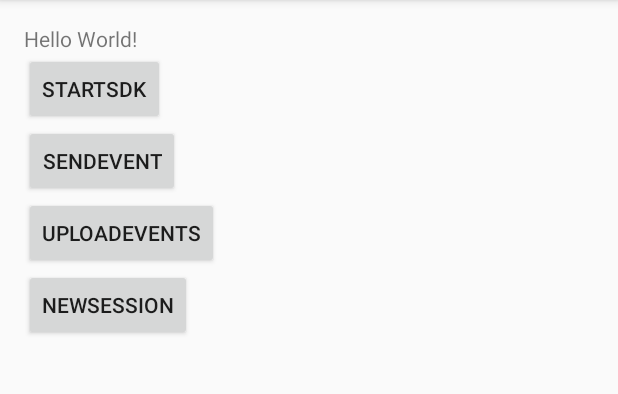
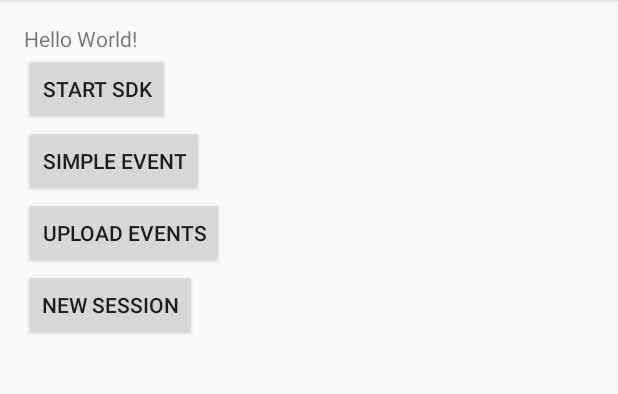
Before and after one commit to StevenStip/AndroidSDKintegration, an Android app: the screen it shows after launch (MainActivity), on a phone screen of 412 x 824 dp, the part 84-478 px from its top. Run offline under Robolectric (Android 15) with nearby library versions, the phone set to English and light mode, and no system bars; libraries missing offline, so code that uses them is left out: com.deltadna.android; 1 statement that could not run was skipped.

Commit message:
added Deltadna integration

```diff
--- a/app/build.gradle
+++ b/app/build.gradle
@@ -23,4 +23,5 @@ dependencies {
     compile fileTree(dir: 'libs', include: ['*.jar'])
     testCompile 'junit:junit:4.12'
     compile 'com.android.support:appcompat-v7:23.2.0'
+    compile 'com.deltadna.android:deltadna-sdk:4.0.0'
 }
--- a/app/src/main/AndroidManifest.xml
+++ b/app/src/main/AndroidManifest.xml
@@ -3,6 +3,7 @@
     package="com.example.steven.androidsdkintegration">
 
     <application
+        android:name=".deltaDnaApp"
         android:allowBackup="true"
         android:icon="@mipmap/ic_launcher"
         android:label="@string/app_name"
@@ -17,4 +18,5 @@
         </activity>
     </application>
 
+
 </manifest>
--- /dev/null
+++ b/app/src/main/java/com/example/steven/androidsdkintegration/deltaDnaApp.java
@@ -0,0 +1,18 @@
+package com.example.steven.androidsdkintegration;
+
+import android.app.Application;
+
+import com.deltadna.android.sdk.DDNA;
+
+/**
+ * Created by steven on 18/03/16.
+ */
+public class deltaDnaApp extends Application {
+    @Override
+    public void onCreate(){
+        super.onCreate();
+        DDNA.initialise(new DDNA.Configuration(this, "22079697190426055695055037414340",
+                "http://collect4792jmprb.deltadna.net/collect/api",
+                "http://engage4792jmprb.deltadna.net"));
+    }
+}
--- a/app/src/main/res/layout/activity_main.xml
+++ b/app/src/main/res/layout/activity_main.xml
@@ -20,25 +20,25 @@
         android:id="@+id/StartSDK"
         android:layout_width="wrap_content"
         android:layout_height="wrap_content"
-        android:text="StartSDK"/>
+        android:text="Start SDK"/>
 
     <Button
-        android:id="@+id/sendEvent"
+        android:id="@+id/simpleEvent"
         android:layout_width="wrap_content"
         android:layout_height="wrap_content"
-        android:text="sendEvent"/>
+        android:text="Simple Event"/>
 
     <Button
         android:id="@+id/uploadEvents"
         android:layout_width="wrap_content"
         android:layout_height="wrap_content"
-        android:text="uploadEvents"/>
+        android:text="upload Events"/>
 
     <Button
         android:id="@+id/newSession"
         android:layout_width="wrap_content"
         android:layout_height="wrap_content"
-        android:text="newSession"/>
+        android:text="new Session"/>
 
 
 </LinearLayout>
--- a/build.gradle
+++ b/build.gradle
@@ -15,6 +15,7 @@ buildscript {
 allprojects {
     repositories {
         jcenter()
+        maven { url 'http://deltadna.bintray.com/android' }
     }
 }
 
```
Also changed, not shown: app/src/main/java/com/example/steven/androidsdkintegration/MainActivity.java (+31 -6 lines).
